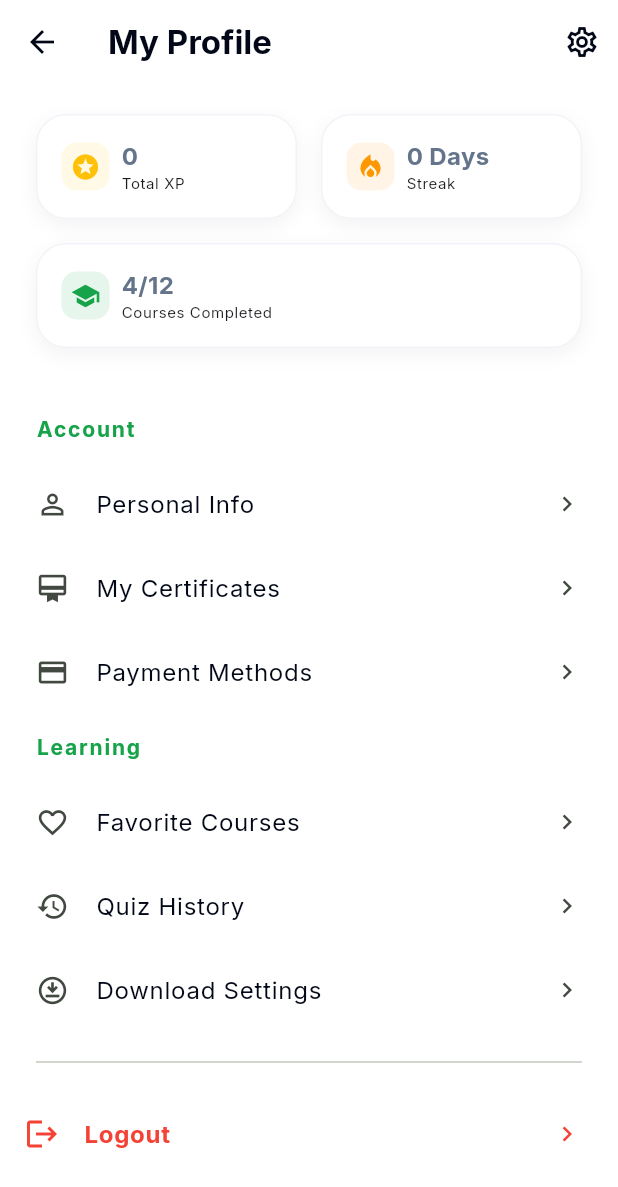
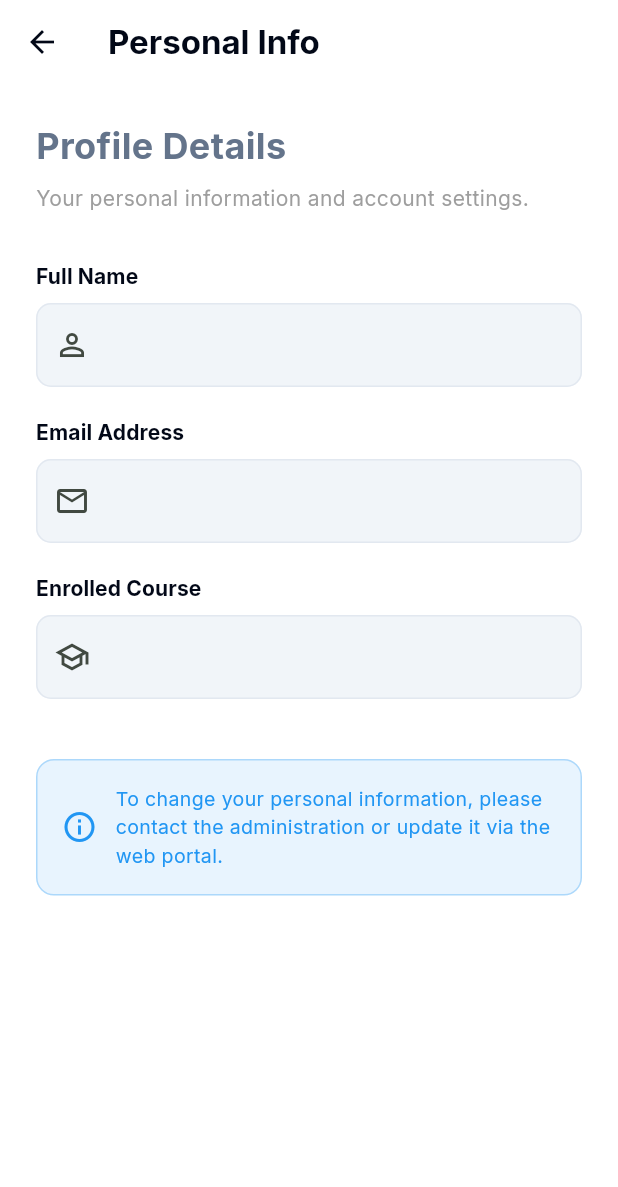
Before and after one commit to Looka708/orchids-passion._.academia-main, a Flutter app: the ProfileScreen screen opened directly, scrolled down 221 dp, after a tap on "Personal Info", on a phone screen of 412 x 824 dp. Shown: the top 1187 px of the screen. Run offline on Flutter 3.47's test engine with Material 3 defaults, Android fonts, the light colour scheme and no system bars; our stand-ins replace google_fonts, image_picker, shared_preferences, supabase_flutter; accounts and stored records are empty; network calls fail.

Commit message:
feat: Add initial mobile application structure, including course and quiz providers, authentication screens, common UI widgets, and new class images.

```diff
--- /dev/null
+++ b/mobile_app/lib/screens/profile/personal_info_screen.dart
@@ -0,0 +1,105 @@
+import 'package:flutter/material.dart';
+import 'package:provider/provider.dart';
+import 'package:passion_academia/core/providers/auth_provider.dart';
+import 'package:passion_academia/widgets/common/custom_text_field.dart';
+
+class PersonalInfoScreen extends StatefulWidget {
+  const PersonalInfoScreen({super.key});
+
+  @override
+  State<PersonalInfoScreen> createState() => _PersonalInfoScreenState();
+}
+
+class _PersonalInfoScreenState extends State<PersonalInfoScreen> {
+  late TextEditingController _nameController;
+  late TextEditingController _emailController;
+  late TextEditingController _courseController;
+
+  @override
+  void initState() {
+    super.initState();
+    final user = context.read<AuthProvider>().userProfile;
+    _nameController = TextEditingController(text: user?.name ?? '');
+    _emailController = TextEditingController(text: user?.email ?? '');
+    _courseController = TextEditingController(text: user?.course ?? '');
+  }
+
+  @override
+  void dispose() {
+    _nameController.dispose();
+    _emailController.dispose();
+    _courseController.dispose();
+    super.dispose();
+  }
+
+  @override
+  Widget build(BuildContext context) {
+    return Scaffold(
+      appBar: AppBar(
+        title: const Text('Personal Info'),
+      ),
+      body: SingleChildScrollView(
+        padding: const EdgeInsets.all(24.0),
+        child: Column(
+          crossAxisAlignment: CrossAxisAlignment.start,
+          children: [
+            const Text(
+              'Profile Details',
+              style: TextStyle(
+                fontSize: 24,
+                fontWeight: FontWeight.bold,
+              ),
+            ),
+            const SizedBox(height: 8),
+            const Text(
+              'Your personal information and account settings.',
+              style: TextStyle(color: Colors.grey),
+            ),
+            const SizedBox(height: 32),
+            CustomTextField(
+              label: 'Full Name',
+              controller: _nameController,
+              prefixIcon: const Icon(Icons.person_outline),
+              readOnly: true, // For now, maybe implement update later
+            ),
+            const SizedBox(height: 20),
+            CustomTextField(
+              label: 'Email Address',
+              controller: _emailController,
+              prefixIcon: const Icon(Icons.email_outlined),
+              readOnly: true,
+            ),
+            const SizedBox(height: 20),
+            CustomTextField(
+              label: 'Enrolled Course',
+              controller: _courseController,
+              prefixIcon: const Icon(Icons.school_outlined),
+              readOnly: true,
+            ),
+            const SizedBox(height: 40),
+            Container(
+              padding: const EdgeInsets.all(16),
+              decoration: BoxDecoration(
+                color: Colors.blue.withOpacity(0.1),
+                borderRadius: BorderRadius.circular(12),
+                border: Border.all(color: Colors.blue.withOpacity(0.3)),
+              ),
+              child: const Row(
+                children: [
+                  Icon(Icons.info_outline, color: Colors.blue),
+                  SizedBox(width: 12),
+                  Expanded(
+                    child: Text(
+                      'To change your personal information, please contact the administration or update it via the web portal.',
+                      style: TextStyle(fontSize: 13, color: Colors.blue),
+                    ),
+                  ),
+                ],
+              ),
+            ),
+          ],
+        ),
+      ),
+    );
+  }
+}
--- a/mobile_app/lib/screens/profile/profile_screen.dart
+++ b/mobile_app/lib/screens/profile/profile_screen.dart
@@ -4,6 +4,7 @@ import 'package:image_picker/image_picker.dart';
 import 'package:passion_academia/core/providers/auth_provider.dart';
 import 'package:passion_academia/widgets/common/stat_card.dart';
 import 'package:passion_academia/screens/auth/welcome_screen.dart';
+import 'package:passion_academia/screens/profile/personal_info_screen.dart';
 
 class ProfileScreen extends StatefulWidget {
   const ProfileScreen({super.key});
@@ -192,7 +193,18 @@ class _ProfileScreenState extends State<ProfileScreen> {
 
             // Profile Options
             _buildOptionGroup(context, 'Account', [
-              _buildOption(context, 'Personal Info', Icons.person_outline),
+              _buildOption(
+                context,
+                'Personal Info',
+                Icons.person_outline,
+                onTap: () {
+                  Navigator.push(
+                    context,
+                    MaterialPageRoute(
+                        builder: (context) => const PersonalInfoScreen()),
+                  );
+                },
+              ),
               _buildOption(
                   context, 'My Certificates', Icons.card_membership_outlined),
               _buildOption(context, 'Payment Methods', Icons.payment_outlined),
@@ -254,13 +266,14 @@ class _ProfileScreenState extends State<ProfileScreen> {
     );
   }
 
-  Widget _buildOption(BuildContext context, String label, IconData icon) {
+  Widget _buildOption(BuildContext context, String label, IconData icon,
+      {VoidCallback? onTap}) {
     return ListTile(
       contentPadding: const EdgeInsets.symmetric(horizontal: 24),
       leading: Icon(icon, size: 22),
       title: Text(label),
       trailing: const Icon(Icons.chevron_right, size: 20),
-      onTap: () {},
+      onTap: onTap,
     );
   }
 }
--- a/mobile_app/lib/widgets/common/custom_text_field.dart
+++ b/mobile_app/lib/widgets/common/custom_text_field.dart
@@ -10,12 +10,15 @@ class CustomTextField extends StatelessWidget {
   final Widget? prefixIcon;
   final Widget? suffixIcon;
 
+  final bool readOnly;
+
   const CustomTextField({
     super.key,
     required this.label,
     this.hint,
     this.keyboardType = TextInputType.text,
     this.obscureText = false,
+    this.readOnly = false,
     this.validator,
     this.controller,
     this.prefixIcon,
@@ -39,6 +42,7 @@ class CustomTextField extends StatelessWidget {
           keyboardType: keyboardType,
           obscureText: obscureText,
           validator: validator,
+          readOnly: readOnly,
           decoration: InputDecoration(
             hintText: hint,
             prefixIcon: prefixIcon,
```
Also changed, not shown: mobile_app/lib/core/providers/course_provider.dart (+13 -2 lines), mobile_app/lib/core/providers/quiz_provider.dart (+35 -3 lines), mobile_app/lib/core/services/firebase_service.dart (+13 -3 lines), mobile_app/lib/screens/auth/login_screen.dart (+55 -18 lines), mobile_app/lib/widgets/course_card.dart (+38 -22 lines), mobile_app/assets/images/class-10.png (added), mobile_app/assets/images/class-6.png (added), mobile_app/assets/images/class-7.png (added), mobile_app/assets/images/class-8.png (added), mobile_app/assets/images/class-9.png (added), public/images/classes/class-10.png (added), public/images/classes/class-6.png (added), public/images/classes/class-7.png (added), public/images/classes/class-8.png (added), 1 more files, 6 other files.
